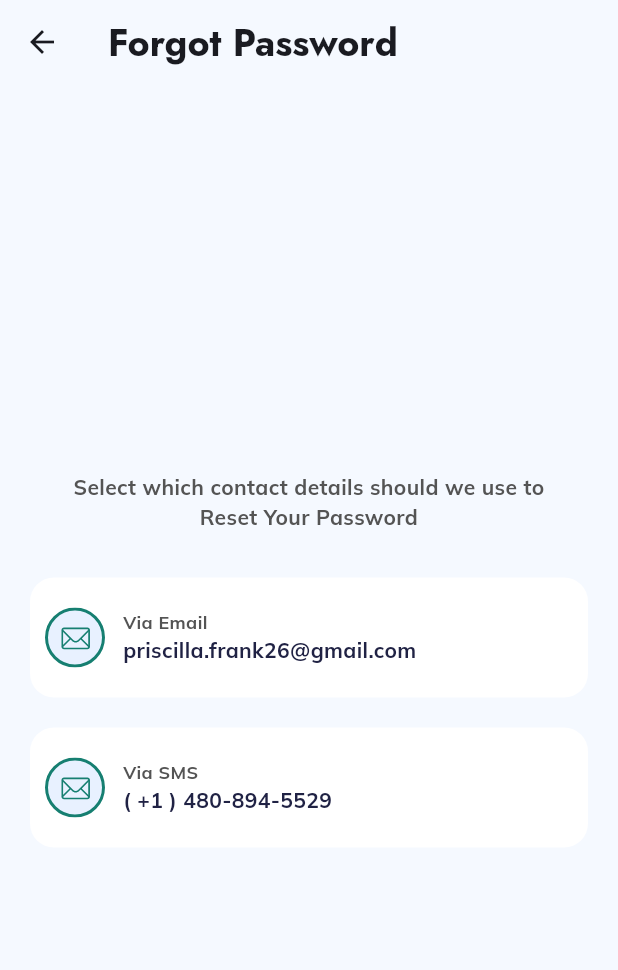
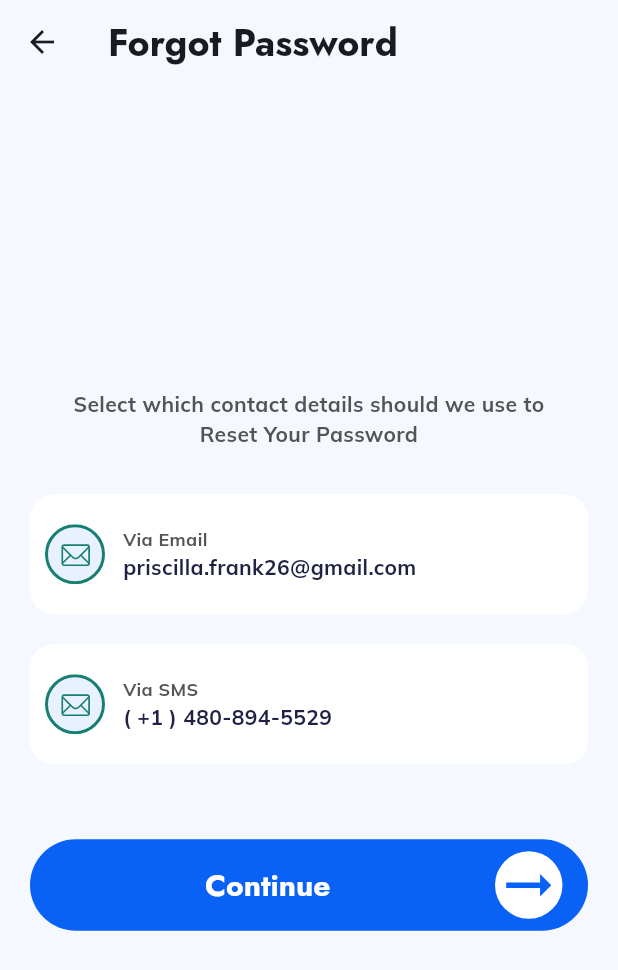
Before and after one commit to jodosjodos/TeLead_front-end, a Flutter app: the ResetPasswordLanding screen opened directly, on a phone screen of 412 x 824 dp. Shown: the top 970 px of the screen. Run offline on Flutter 3.47's test engine with Material 3 defaults, Android fonts, the phone set to English and light mode, and no system bars; our stand-ins replace flutter_svg, google_fonts, image_picker, intl_phone_field; project files that could hold a hidden picture were left out.

Commit message:
[add] add continue botton

```diff
--- a/lib/pages/reset_password/landing_reset.dart
+++ b/lib/pages/reset_password/landing_reset.dart
@@ -1,7 +1,4 @@
-import 'dart:ffi';
-
 import 'package:flutter/material.dart';
-import 'package:flutter/widgets.dart';
 import 'package:flutter_svg/flutter_svg.dart';
 
 class ResetPasswordLanding extends StatelessWidget {
@@ -120,6 +117,48 @@ class ResetPasswordLanding extends StatelessWidget {
                 ],
               ),
             ),
+            const SizedBox(
+              height: 50,
+            ),
+            Padding(
+              padding: const EdgeInsets.symmetric(
+                horizontal: 20,
+              ),
+              child: TextButton(
+                onPressed: () {},
+                style: TextButton.styleFrom(
+                  backgroundColor: Theme.of(context).colorScheme.primary,
+                  textStyle: Theme.of(context).textTheme.titleMedium,
+                ),
+                child: Row(
+                  mainAxisAlignment: MainAxisAlignment.spaceBetween,
+                  children: [
+                    Expanded(
+                      child: Text(
+                        "Continue",
+                        textAlign: TextAlign.center,
+                        style: Theme.of(context).textTheme.titleLarge!.copyWith(
+                              fontSize: 20,
+                              color: Colors.white,
+                            ),
+                      ),
+                    ),
+                    Container(
+                      margin: const EdgeInsets.symmetric(horizontal: 5),
+                      decoration: const BoxDecoration(
+                        color: Colors.white,
+                        shape: BoxShape.circle,
+                      ),
+                      child: Icon(
+                        Icons.arrow_right_alt,
+                        color: Theme.of(context).colorScheme.primary,
+                        size: 45,
+                      ),
+                    )
+                  ],
+                ),
+              ),
+            ),
           ],
         ),
       ),
```
